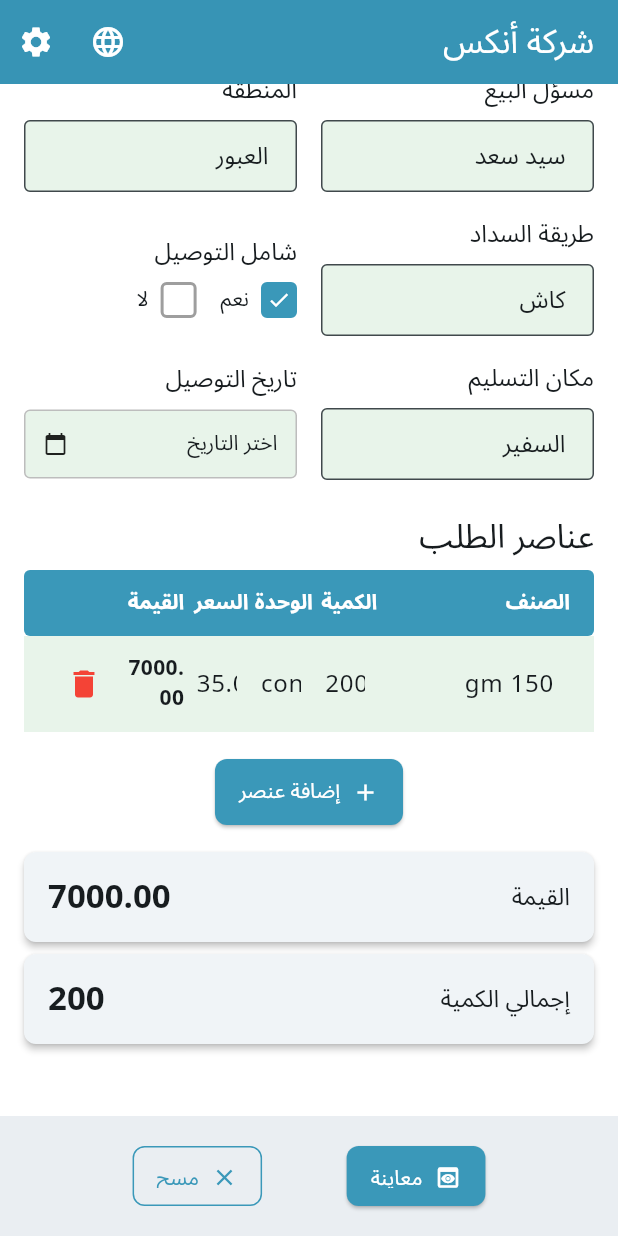
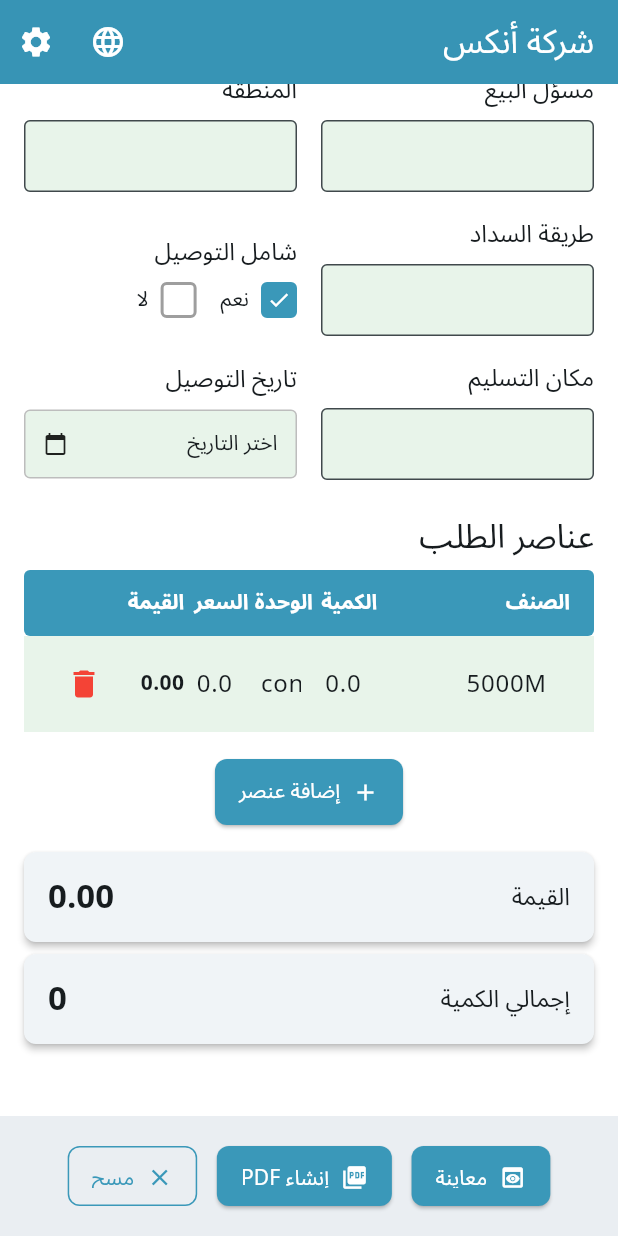
Before and after one commit to sayedsaad96/InvoiceGeneratorApp, a Flutter app: the screen it shows after launch, scrolled down 456 dp, on a phone screen of 412 x 824 dp. Run offline on Flutter 3.47's test engine with Material 3 defaults, Android fonts, the phone set to English and light mode, and no system bars; our stand-ins replace pdf, printing, share_plus, shared_preferences.

```diff
--- a/lib/models/invoice_model.dart
+++ b/lib/models/invoice_model.dart
@@ -137,22 +137,22 @@ class Invoice {
   factory Invoice.sample() {
     return Invoice(
       date: DateTime.now(),
-      customer: Customer(name: 'المجموعة التجارية'),
-      salesRepresentative: 'سيد سعد',
-      region: 'العبور',
-      paymentMethod: 'كاش',
+      customer: Customer(name: ' '),
+      salesRepresentative: ' ',
+      region: '',
+      paymentMethod: ' ',
       deliveryIncluded: true,
-      deliveryLocation: 'السفير',
+      deliveryLocation: ' ',
       selectedBranches: {
         Invoice.branchSupplies,
         Invoice.branchCairo
       }, // Sample with multiple branches
       items: [
         InvoiceItem(
-          description: '150 gm',
+          description: ' 5000M',
           unit: 'cone',
-          quantity: 200,
-          unitPrice: 35,
+          quantity: 0,
+          unitPrice: 0,
         ),
       ],
     );
--- a/lib/screens/home_screen.dart
+++ b/lib/screens/home_screen.dart
@@ -70,6 +70,7 @@ class _HomeScreenState extends State<HomeScreen> {
     _formKey.currentState?.reset();
   }
 
+
   @override
   Widget build(BuildContext context) {
     final appLanguage = Provider.of<AppLanguage>(context);
@@ -126,11 +127,11 @@ class _HomeScreenState extends State<HomeScreen> {
                       Text(AppLocalizations.of(context)!.translate('preview')),
                   onPressed: _previewInvoice,
                 ),
-                //ElevatedButton.icon(
-                //icon: const Icon(Icons.picture_as_pdf),
-                //label: Text(AppLocalizations.of(context)!.translate('generate_pdf')),
-                // onPressed: _generatePdf,
-                //),
+                ElevatedButton.icon(
+                  icon: const Icon(Icons.picture_as_pdf),
+                  label: Text(AppLocalizations.of(context)!.translate('generate_pdf')),
+                  onPressed: _generatePdf,
+                ),
                 OutlinedButton.icon(
                   icon: const Icon(Icons.clear),
                   label: Text(AppLocalizations.of(context)!.translate('clear')),
```
Also changed, not shown: lib/widgets/item_table.dart (+6 -3 lines), 28 other files.
